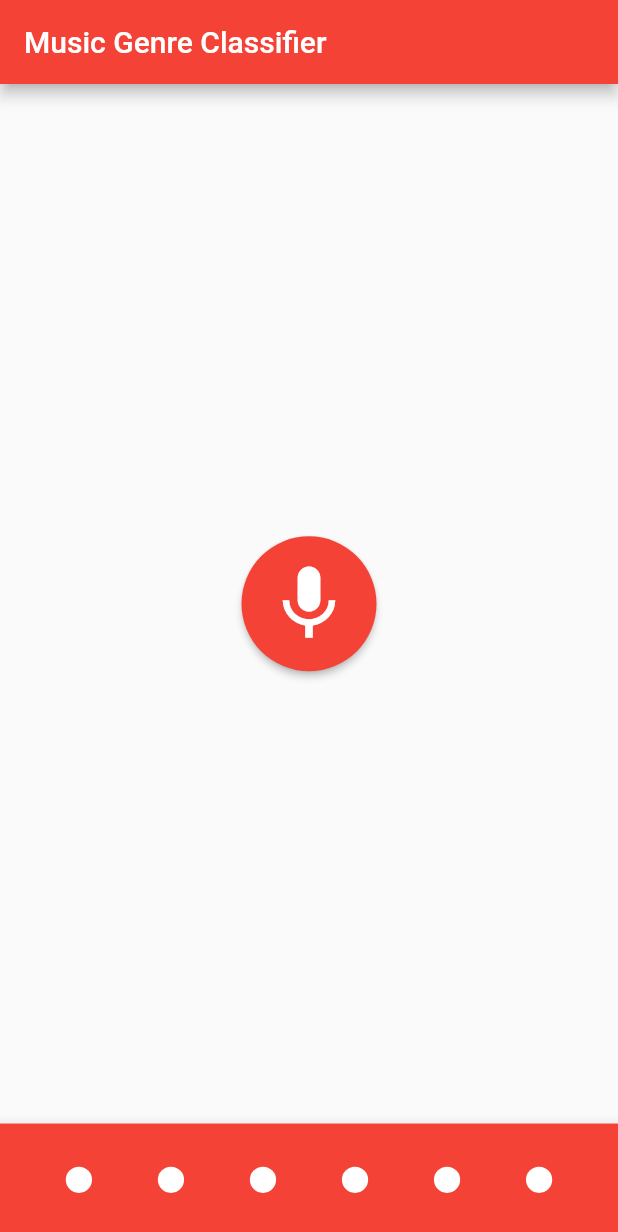
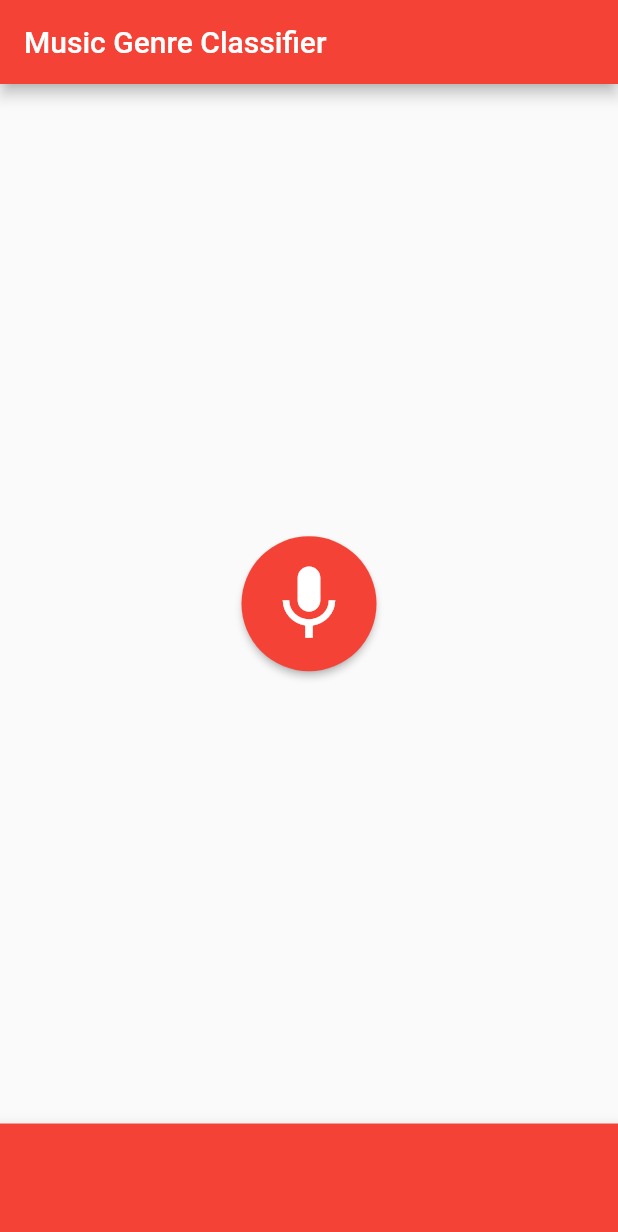
Before and after one commit to williambilsdon/Final-Project, a Flutter app: the screen it shows after launch, after a tap on the "mic" icon, on a phone screen of 412 x 824 dp. Shown: the top 1232 px of the screen. Run offline on Flutter 3.47's test engine with Material 2 defaults, Android fonts, the phone set to English and light mode, and no system bars.

Commit message:
GUI changes and Model Prediciton Bugs
Made changes to GUI and attempted to fix model prediction bugs

```diff
--- a/iosApp/final_project/lib/main.dart
+++ b/iosApp/final_project/lib/main.dart
@@ -2,22 +2,42 @@ import 'package:flutter/material.dart';
 
 void main() => runApp(MyApp());
 
+class Dialogue{
+  information(BuildContext context, String title, String description){
+    return showDialog(
+      context: context,
+      barrierDismissible: true,
+      builder: (BuildContext context){
+        return AlertDialog(
+          title: Text(title),
+          content: SingleChildScrollView(
+            child: ListBody(
+              children: <Widget>[
+                Text(description)
+              ],
+            ),
+          ),
+          actions: <Widget>[
+            FlatButton(
+              onPressed: () => Navigator.pop(context),
+              child: Text('Ok'),
+            )
+          ],
+        );
+      },
+    );
+  }
+}
+
 class MyApp extends StatelessWidget {
-  // This widget is the root of your application.
+  Dialogue dialogues = new Dialogue();
+
   @override
   Widget build(BuildContext context) {
     return MaterialApp(
       title: 'Music Genre Classifier',
       theme: ThemeData(
-        // This is the theme of your application.
-        //
-        // Try running your application with "flutter run". You'll see the
-        // application has a blue toolbar. Then, without quitting the app, try
-        // changing the primarySwatch below to Colors.green and then invoke
-        // "hot reload" (press "r" in the console where you ran "flutter run",
-        // or simply save your changes to "hot reload" in a Flutter IDE).
-        // Notice that the counter didn't reset back to zero; the application
-        // is not restarted.
+
         primarySwatch: Colors.red,
       ),
       home: Scaffold(
@@ -26,7 +46,10 @@ class MyApp extends StatelessWidget {
         ),
         body: Center(
           child: new RawMaterialButton(
-            onPressed: () {},
+            onPressed: (){
+              dialogues.information(context, 'Title', 'Description');
+              },
+
             child: new Icon(
               Icons.mic,
               color: Colors.white,
@@ -41,62 +64,7 @@ class MyApp extends StatelessWidget {
         bottomNavigationBar: BottomAppBar(
           child: Container(
               height: 75,
-              color: Colors.red,
-              child: Center(
-                child: Row(
-                    mainAxisAlignment: MainAxisAlignment.spaceEvenly,
-                    children: [
-                      Container(
-                        height: 17.5,
-                        width: 17.5,
-                        decoration: new BoxDecoration(
-                          shape: BoxShape.circle,
-                          color: Colors.white,
-                        ),
-                      ),
-                      Container(
-                        height: 17.5,
-                        width: 17.5,
-                        decoration: new BoxDecoration(
-                          shape: BoxShape.circle,
-                          color: Colors.white,
-                        ),
-                      ),
-                      Container(
-                        height: 17.5,
-                        width: 17.5,
-                        decoration: new BoxDecoration(
-                          shape: BoxShape.circle,
-                          color: Colors.white,
-                        ),
-                      ),
-                      Container(
-                        height: 17.5,
-                        width: 17.5,
-                        decoration: new BoxDecoration(
-                          shape: BoxShape.circle,
-                          color: Colors.white,
-                        ),
-                      ),
-                      Container(
-                        height: 17.5,
-                        width: 17.5,
-                        decoration: new BoxDecoration(
-                          shape: BoxShape.circle,
-                          color: Colors.white,
-                        ),
-                      ),
-                      Container(
-                        height: 17.5,
-                        width: 17.5,
-                        decoration: new BoxDecoration(
-                          shape: BoxShape.circle,
-                          color: Colors.white,
-                        ),
-                      ),
-                  ]
-                ),
-              ),
+              color: Colors.red
           ),
         ),
       ),
@@ -107,14 +75,6 @@ class MyApp extends StatelessWidget {
 class MyHomePage extends StatefulWidget {
   MyHomePage({Key key, this.title}) : super(key: key);
 
-  // This widget is the home page of your application. It is stateful, meaning
-  // that it has a State object (defined below) that contains fields that affect
-  // how it looks.
-
-  // This class is the configuration for the state. It holds the values (in this
-  // case the title) provided by the parent (in this case the App widget) and
-  // used by the build method of the State. Fields in a Widget subclass are
-  // always marked "final".
 
   final String title;
 
@@ -127,47 +87,22 @@ class _MyHomePageState extends State<MyHomePage> {
 
   void _incrementCounter() {
     setState(() {
-      // This call to setState tells the Flutter framework that something has
-      // changed in this State, which causes it to rerun the build method below
-      // so that the display can reflect the updated values. If we changed
-      // _counter without calling setState(), then the build method would not be
-      // called again, and so nothing would appear to happen.
+
       _counter++;
     });
   }
 
   @override
   Widget build(BuildContext context) {
-    // This method is rerun every time setState is called, for instance as done
-    // by the _incrementCounter method above.
-    //
-    // The Flutter framework has been optimized to make rerunning build methods
-    // fast, so that you can just rebuild anything that needs updating rather
-    // than having to individually change instances of widgets.
+
     return Scaffold(
       appBar: AppBar(
-        // Here we take the value from the MyHomePage object that was created by
-        // the App.build method, and use it to set our appbar title.
+
         title: Text(widget.title),
       ),
       body: Center(
-        // Center is a layout widget. It takes a single child and positions it
-        // in the middle of the parent.
         child: Column(
-          // Column is also layout widget. It takes a list of children and
-          // arranges them vertically. By default, it sizes itself to fit its
-          // children horizontally, and tries to be as tall as its parent.
-          //
-          // Invoke "debug painting" (press "p" in the console, choose the
-          // "Toggle Debug Paint" action from the Flutter Inspector in Android
-          // Studio, or the "Toggle Debug Paint" command in Visual Studio Code)
-          // to see the wireframe for each widget.
-          //
-          // Column has various properties to control how it sizes itself and
-          // how it positions its children. Here we use mainAxisAlignment to
-          // center the children vertically; the main axis here is the vertical
-          // axis because Columns are vertical (the cross axis would be
-          // horizontal).
+
           mainAxisAlignment: MainAxisAlignment.center,
           children: <Widget>[
             Text(
@@ -184,7 +119,7 @@ class _MyHomePageState extends State<MyHomePage> {
         onPressed: _incrementCounter,
         tooltip: 'Increment',
         child: Icon(Icons.add),
-      ), // This trailing comma makes auto-formatting nicer for build methods.
+      ),
     );
   }
 }
```
Also changed, not shown: iosApp/final_project/lib/Dialogue.dart (added, +28 -0 lines), 3 other files.
